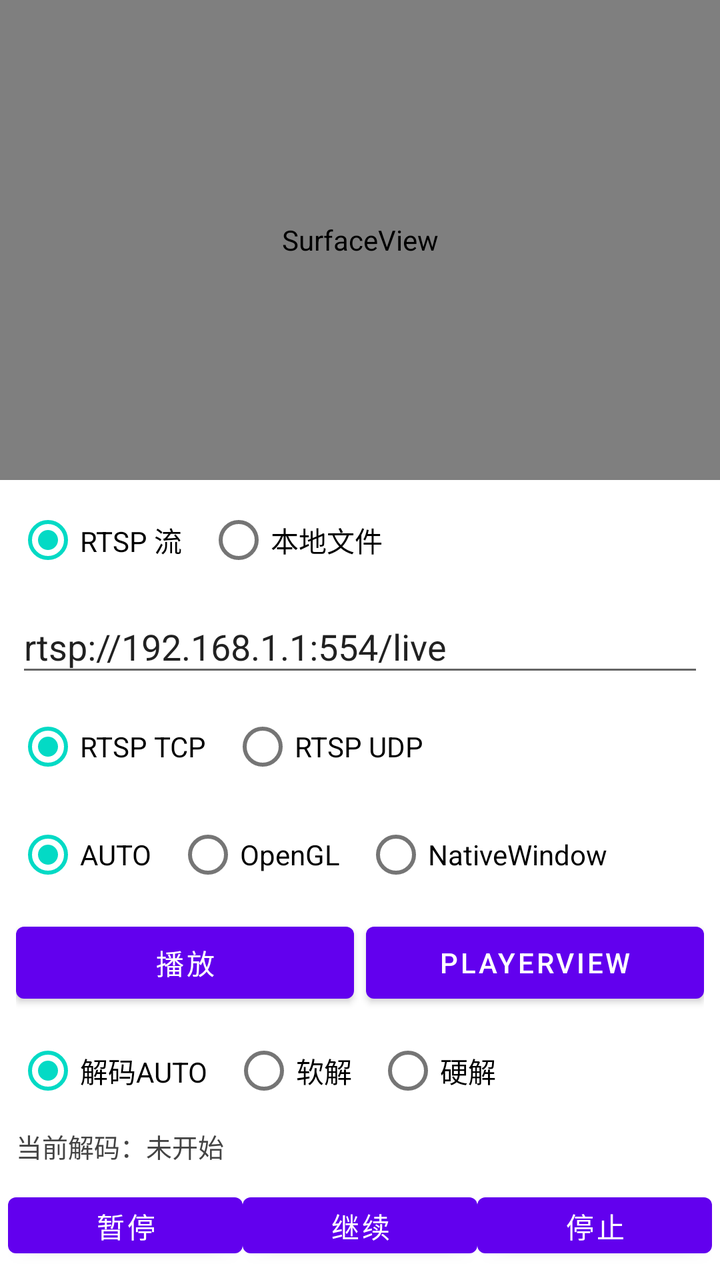
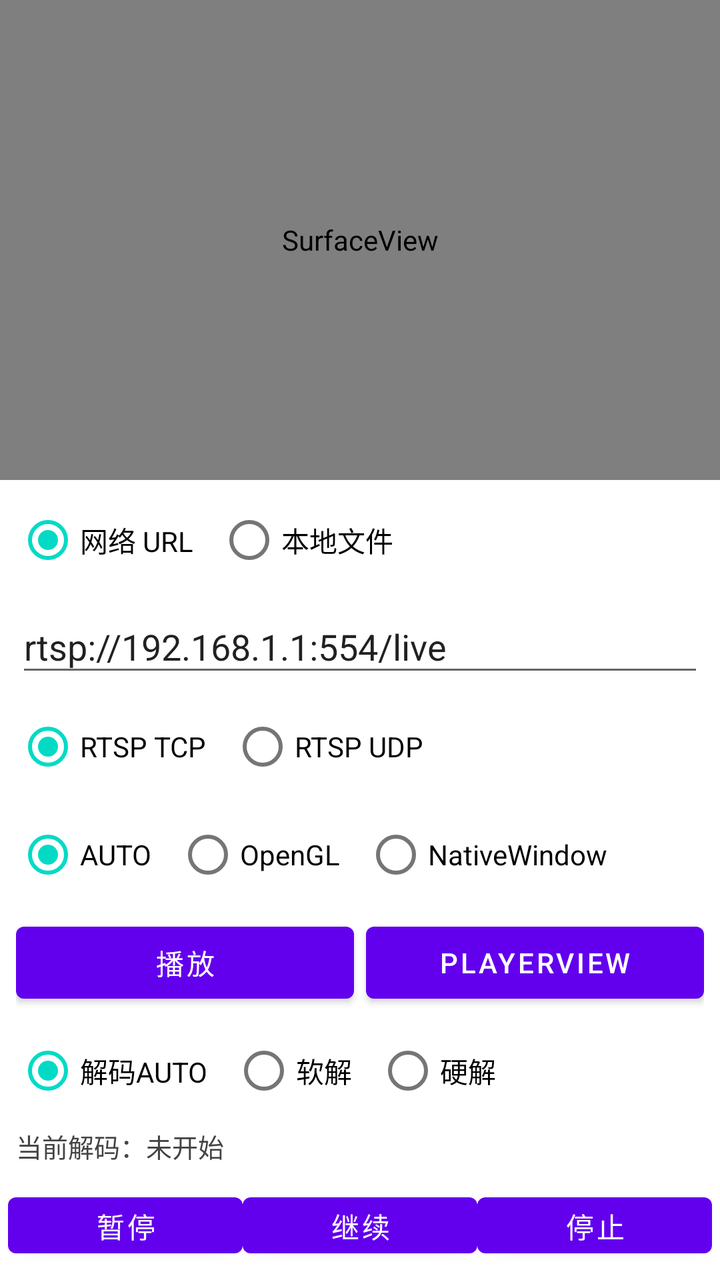

Compare the two renders of this Android layout. The source of the first and the diff that turns it into the second are given below.
<!-- AndroidManifest.xml: application theme Theme.ABCPlayDemo -->
<!-- res/layout/activity_main.xml -->
<?xml version="1.0" encoding="utf-8"?>
<LinearLayout xmlns:android="http://schemas.android.com/apk/res/android"
    android:layout_width="match_parent"
    android:layout_height="match_parent"
    android:orientation="vertical">

    <SurfaceView
        android:id="@+id/surfaceView"
        android:layout_width="match_parent"
        android:layout_height="240dp" />

    <LinearLayout
        android:layout_width="match_parent"
        android:layout_height="wrap_content"
        android:orientation="vertical"
        android:paddingStart="8dp"
        android:paddingTop="6dp"
        android:paddingEnd="8dp"
        android:paddingBottom="6dp">

        <RadioGroup
            android:id="@+id/modeGroup"
            android:layout_width="wrap_content"
            android:layout_height="wrap_content"
            android:orientation="horizontal">

            <RadioButton
                android:id="@+id/modeRtspButton"
                android:layout_width="wrap_content"
                android:layout_height="wrap_content"
                android:checked="true"
                android:text="RTSP \u6d41" />

            <RadioButton
                android:id="@+id/modeLocalButton"
                android:layout_width="wrap_content"
                android:layout_height="wrap_content"
                android:layout_marginStart="12dp"
                android:text="\u672c\u5730\u6587\u4ef6" />

        </RadioGroup>

        <LinearLayout
            android:id="@+id/rtspInputLayout"
            android:layout_width="match_parent"
            android:layout_height="wrap_content"
            android:orientation="vertical"
            android:layout_marginTop="6dp">

            <LinearLayout
                android:layout_width="match_parent"
                android:layout_height="wrap_content"
                android:orientation="horizontal">

                <EditText
                    android:id="@+id/dataSourceInput"
                    android:layout_width="0dp"
                    android:layout_height="wrap_content"
                    android:layout_weight="1"
                    android:hint="\u8f93\u5165\u672c\u5730\u8def\u5f84\u6216 rtsp:// \u5730\u5740"
                    android:imeOptions="actionDone"
                    android:inputType="textUri"
                    android:maxLines="1"
                    android:singleLine="true"
                    android:text="rtsp://192.168.1.1:554/live" />

            </LinearLayout>

            <RadioGroup
                android:id="@+id/transportGroup"
                android:layout_width="wrap_content"
                android:layout_height="wrap_content"
                android:layout_marginTop="6dp"
                android:orientation="horizontal">

                <RadioButton
                    android:id="@+id/transportTcpButton"
                    android:layout_width="wrap_content"
                    android:layout_height="wrap_content"
                    android:checked="true"
                    android:text="RTSP TCP" />

                <RadioButton
                    android:id="@+id/transportUdpButton"
                    android:layout_width="wrap_content"
                    android:layout_height="wrap_content"
                    android:layout_marginStart="12dp"
                    android:text="RTSP UDP" />

            </RadioGroup>

            <RadioGroup
                android:id="@+id/renderModeGroup"
                android:layout_width="wrap_content"
                android:layout_height="wrap_content"
                android:layout_marginTop="6dp"
                android:orientation="horizontal">

                <RadioButton
                    android:id="@+id/renderModeAutoButton"
                    android:layout_width="wrap_content"
                    android:layout_height="wrap_content"
                    android:checked="true"
                    android:text="AUTO" />

                <RadioButton
                    android:id="@+id/renderModeOpenGlButton"
                    android:layout_width="wrap_content"
                    android:layout_height="wrap_content"
                    android:layout_marginStart="12dp"
                    android:text="OpenGL" />

                <RadioButton
                    android:id="@+id/renderModeNativeButton"
                    android:layout_width="wrap_content"
                    android:layout_height="wrap_content"
                    android:layout_marginStart="12dp"
                    android:text="NativeWindow" />

            </RadioGroup>

        </LinearLayout>

        <LinearLayout
            android:id="@+id/localInputLayout"
            android:layout_width="match_parent"
            android:layout_height="wrap_content"
            android:orientation="horizontal"
            android:layout_marginTop="6dp"
            android:visibility="gone">

            <EditText
                android:id="@+id/localPathInput"
                android:layout_width="0dp"
                android:layout_height="wrap_content"
                android:layout_weight="1"
                android:hint="\u8f93\u5165\u6587\u4ef6\u8def\u5f84\u6216\u70b9\u51fb\u9009\u62e9"
                android:imeOptions="actionDone"
                android:inputType="text"
                android:maxLines="1"
                android:singleLine="true" />

            <Button
                android:id="@+id/pickFileButton"
                android:layout_width="wrap_content"
                android:layout_height="wrap_content"
                android:layout_marginStart="8dp"
                android:text="\u9009\u62e9\u6587\u4ef6" />

        </LinearLayout>

        <LinearLayout
            android:id="@+id/playActionLayout"
            android:layout_width="match_parent"
            android:layout_height="48dp"
            android:layout_marginTop="6dp"
            android:orientation="horizontal">

            <Button
                android:id="@+id/openButton"
                android:layout_width="0dp"
                android:layout_height="match_parent"
                android:layout_weight="1"
                android:text="\u64ad\u653e" />

            <Button
                android:id="@+id/openPlayerViewDemoButton"
                android:layout_width="0dp"
                android:layout_height="match_parent"
                android:layout_marginStart="6dp"
                android:layout_weight="1"
                android:text="PlayerView" />

        </LinearLayout>

        <RadioGroup
            android:id="@+id/decodeModeGroup"
            android:layout_width="wrap_content"
            android:layout_height="wrap_content"
            android:layout_marginTop="6dp"
            android:orientation="horizontal">

            <RadioButton
                android:id="@+id/decodeModeAutoButton"
                android:layout_width="wrap_content"
                android:layout_height="wrap_content"
                android:checked="true"
                android:text="解码AUTO" />

            <RadioButton
                android:id="@+id/decodeModeSoftwareButton"
                android:layout_width="wrap_content"
                android:layout_height="wrap_content"
                android:layout_marginStart="12dp"
                android:text="软解" />

            <RadioButton
                android:id="@+id/decodeModeMediaCodecButton"
                android:layout_width="wrap_content"
                android:layout_height="wrap_content"
                android:layout_marginStart="12dp"
                android:text="硬解" />

        </RadioGroup>

        <TextView
            android:id="@+id/decodeStatusText"
            android:layout_width="match_parent"
            android:layout_height="wrap_content"
            android:layout_marginTop="4dp"
            android:text="当前解码：未开始"
            android:textColor="#444444"
            android:textSize="13sp" />

    </LinearLayout>

    <LinearLayout
        android:layout_width="match_parent"
        android:layout_height="48dp"
        android:orientation="horizontal"
        android:padding="4dp">

        <Button
            android:id="@+id/pauseButton"
            android:layout_width="0dp"
            android:layout_height="match_parent"
            android:layout_weight="1"
            android:text="暂停" />

        <Button
            android:id="@+id/resumeButton"
            android:layout_width="0dp"
            android:layout_height="match_parent"
            android:layout_weight="1"
            android:text="继续" />

        <Button
            android:id="@+id/stopButton"
            android:layout_width="0dp"
            android:layout_height="match_parent"
            android:layout_weight="1"
            android:text="停止" />

    </LinearLayout>

    <LinearLayout
        android:layout_width="match_parent"
        android:layout_height="48dp"
        android:orientation="horizontal"
        android:paddingStart="4dp"
        android:paddingEnd="4dp"
        android:paddingBottom="4dp">

        <Button
            android:id="@+id/captureButton"
            android:layout_width="0dp"
            android:layout_height="match_parent"
            android:layout_weight="1"
            android:text="截图" />

        <Button
            android:id="@+id/recordButton"
            android:layout_width="0dp"
            android:layout_height="match_parent"
            android:layout_marginStart="6dp"
            android:layout_weight="1"
            android:text="开始录制" />

    </LinearLayout>

    <LinearLayout
        android:layout_width="match_parent"
        android:layout_height="wrap_content"
        android:orientation="horizontal"
        android:paddingStart="12dp"
        android:paddingTop="4dp"
        android:paddingEnd="12dp"
        android:paddingBottom="4dp">

        <TextView
            android:id="@+id/currentTimeText"
            android:layout_width="56dp"
            android:layout_height="wrap_content"
            android:gravity="center_vertical"
            android:text="00:00"
            android:textColor="#444444"
            android:textSize="13sp" />

        <SeekBar
            android:id="@+id/progressSeekBar"
            android:layout_width="0dp"
            android:layout_height="wrap_content"
            android:layout_weight="1"
            android:max="1000"
            android:progress="0" />

        <TextView
            android:id="@+id/durationTimeText"
            android:layout_width="56dp"
            android:layout_height="wrap_content"
            android:gravity="center_vertical|end"
            android:text="00:00"
            android:textColor="#444444"
            android:textSize="13sp" />

    </LinearLayout>

    <ScrollView
        android:layout_width="match_parent"
        android:layout_height="0dp"
        android:layout_weight="1">

        <TextView
            android:id="@+id/sample_text"
            android:layout_width="match_parent"
            android:layout_height="wrap_content"
            android:padding="12dp"
            android:textColor="#666666"
            android:textSize="14sp" />

    </ScrollView>

</LinearLayout>
<!-- resources referenced by this layout -->
<resources>
  <style name="Theme.ABCPlayDemo" parent="Theme.MaterialComponents.DayNight.DarkActionBar">
          
          <item name="colorPrimary">@color/purple_500</item>
          <item name="colorPrimaryVariant">@color/purple_700</item>
          <item name="colorOnPrimary">@color/white</item>
          
          <item name="colorSecondary">@color/teal_200</item>
          <item name="colorSecondaryVariant">@color/teal_700</item>
          <item name="colorOnSecondary">@color/black</item>
          
          <item name="android:statusBarColor">?attr/colorPrimaryVariant</item>
          
      </style>
  <color name="purple_500">#FF6200EE</color>
  <color name="purple_700">#FF3700B3</color>
  <color name="white">#FFFFFFFF</color>
  <color name="teal_200">#FF03DAC5</color>
  <color name="teal_700">#FF018786</color>
  <color name="black">#FF000000</color>
</resources>

<!-- the commit's change to res/layout/activity_main.xml (unified diff, before → after) -->
@@ -29,7 +29,7 @@
                 android:layout_width="wrap_content"
                 android:layout_height="wrap_content"
                 android:checked="true"
-                android:text="RTSP \u6d41" />
+                android:text="\u7f51\u7edc URL" />
 
             <RadioButton
                 android:id="@+id/modeLocalButton"
@@ -57,7 +57,7 @@
                     android:layout_width="0dp"
                     android:layout_height="wrap_content"
                     android:layout_weight="1"
-                    android:hint="\u8f93\u5165\u672c\u5730\u8def\u5f84\u6216 rtsp:// \u5730\u5740"
+                    android:hint="\u8f93\u5165 rtsp://\u3001http://\u3001https:// \u6216 .m3u8 \u5730\u5740"
                     android:imeOptions="actionDone"
                     android:inputType="textUri"
                     android:maxLines="1"
